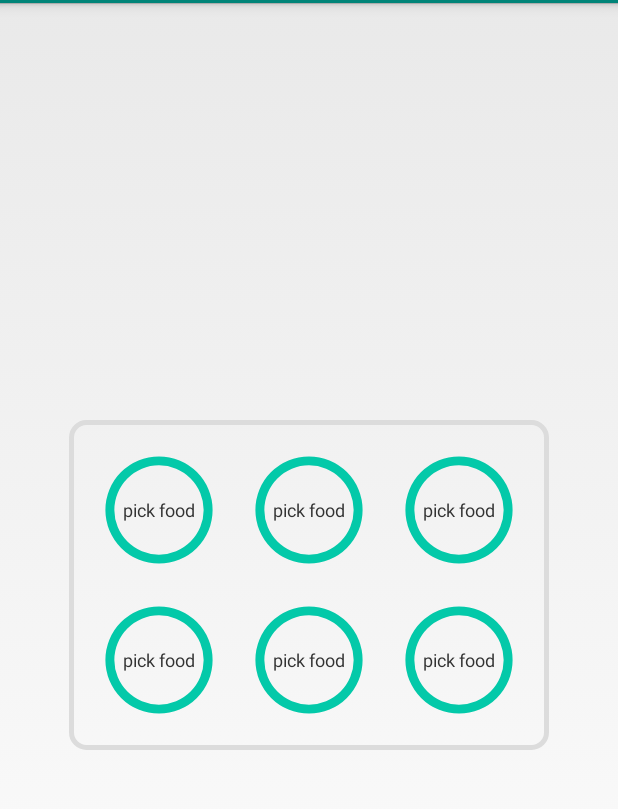
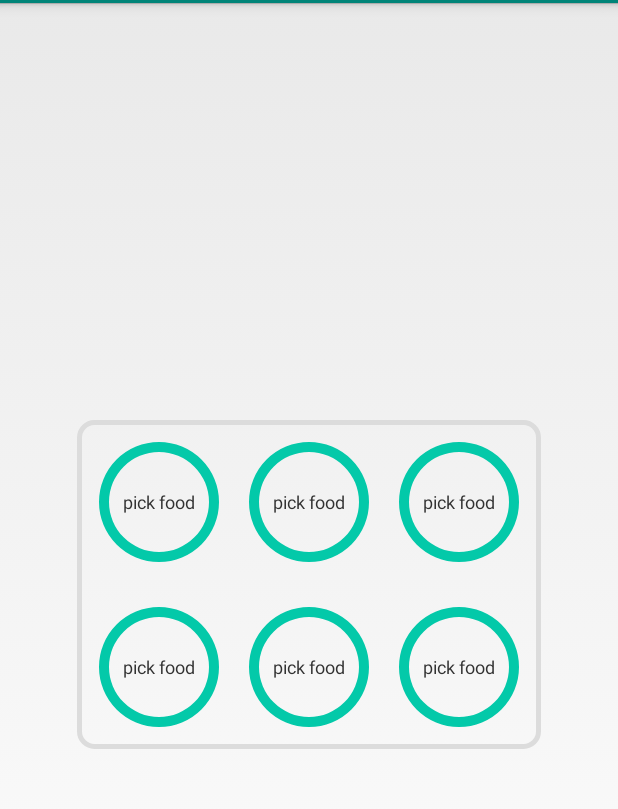
Before and after one commit to TomDoes/Kooktijden, an Android app: the fragment FragmentKookplaat6pits shown on its own in the app's theme, on a phone screen of 412 x 824 dp, the part 69-878 px from its top. Run offline under Robolectric (Android 15) with nearby library versions, the phone set to English and light mode, and no system bars.

Commit message:
awesome pawesome bezig geweest

```diff
--- a/app/src/main/java/com/tomdoesburg/kooktijden/FragmentKookplaat6pits.java
+++ b/app/src/main/java/com/tomdoesburg/kooktijden/FragmentKookplaat6pits.java
@@ -30,67 +30,58 @@ public class FragmentKookplaat6pits extends Fragment {
 
         //kookplaat 1
         View kookplaat1view = getView().findViewById(R.id.kookplaat1);
+        View plusminbuttons = getView().findViewById(R.id.plus_min_buttons);
         ProgressBar kookplaat1_progress = (ProgressBar) kookplaat1view.findViewById(R.id.kookplaat);
         TextView kookplaat1_text = (TextView) kookplaat1view.findViewById(R.id.kookplaatText);
-        Button kookplaat1_plus = (Button) kookplaat1view.findViewById(R.id.buttonTimerPlus);
-        Button kookplaat1_min = (Button) kookplaat1view.findViewById(R.id.buttonTimerMin);
+        Button kookplaat_plus = (Button) plusminbuttons.findViewById(R.id.buttonTimerPlus);
+        Button kookplaat_min = (Button) plusminbuttons.findViewById(R.id.buttonTimerMin);
 
         TimerHelper timerHelper1 = new TimerHelper();
-        timerHelper1.init(kookplaat1_progress,kookplaat1_text,kookplaat1_plus,kookplaat1_min);
+        timerHelper1.init(getActivity().getApplicationContext(),kookplaat1_progress,kookplaat1_text,kookplaat_plus,kookplaat_min);
 
 
         //kookplaat 2
         View kookplaat2view = getView().findViewById(R.id.kookplaat2);
         ProgressBar kookplaat2_progress = (ProgressBar) kookplaat2view.findViewById(R.id.kookplaat);
         TextView kookplaat2_text = (TextView) kookplaat2view.findViewById(R.id.kookplaatText);
-        Button kookplaat2_plus = (Button) kookplaat2view.findViewById(R.id.buttonTimerPlus);
-        Button kookplaat2_min = (Button) kookplaat2view.findViewById(R.id.buttonTimerMin);
 
         TimerHelper timerHelper2 = new TimerHelper();
-        timerHelper2.init(kookplaat2_progress,kookplaat2_text,kookplaat2_plus,kookplaat2_min);
+        timerHelper2.init(getActivity().getApplicationContext(),kookplaat2_progress,kookplaat2_text,kookplaat_plus,kookplaat_min);
 
 
         //kookplaat 3
         View kookplaat3view = getView().findViewById(R.id.kookplaat3);
         ProgressBar kookplaat3_progress = (ProgressBar) kookplaat3view.findViewById(R.id.kookplaat);
         TextView kookplaat3_text = (TextView) kookplaat3view.findViewById(R.id.kookplaatText);
-        Button kookplaat3_plus = (Button) kookplaat3view.findViewById(R.id.buttonTimerPlus);
-        Button kookplaat3_min = (Button) kookplaat3view.findViewById(R.id.buttonTimerMin);
 
         TimerHelper timerHelper3 = new TimerHelper();
-        timerHelper3.init(kookplaat3_progress,kookplaat3_text,kookplaat3_plus,kookplaat3_min);
+        timerHelper3.init(getActivity().getApplicationContext(),kookplaat3_progress,kookplaat3_text,kookplaat_plus,kookplaat_min);
 
 
         //kookplaat 4
         View kookplaat4view = getView().findViewById(R.id.kookplaat4);
         ProgressBar kookplaat4_progress = (ProgressBar) kookplaat4view.findViewById(R.id.kookplaat);
         TextView kookplaat4_text = (TextView) kookplaat4view.findViewById(R.id.kookplaatText);
-        Button kookplaat4_plus = (Button) kookplaat4view.findViewById(R.id.buttonTimerPlus);
-        Button kookplaat4_min = (Button) kookplaat4view.findViewById(R.id.buttonTimerMin);
 
         TimerHelper timerHelper4 = new TimerHelper();
-        timerHelper4.init(kookplaat4_progress,kookplaat4_text,kookplaat4_plus,kookplaat4_min);
+        timerHelper4.init(getActivity().getApplicationContext(),kookplaat4_progress,kookplaat4_text,kookplaat_plus,kookplaat_min);
 
 
         //kookplaat 5
         View kookplaat5view = getView().findViewById(R.id.kookplaat5);
         ProgressBar kookplaat5_progress = (ProgressBar) kookplaat5view.findViewById(R.id.kookplaat);
         TextView kookplaat5_text = (TextView) kookplaat5view.findViewById(R.id.kookplaatText);
-        Button kookplaat5_plus = (Button) kookplaat5view.findViewById(R.id.buttonTimerPlus);
-        Button kookplaat5_min = (Button) kookplaat5view.findViewById(R.id.buttonTimerMin);
 
         TimerHelper timerHelper5 = new TimerHelper();
-        timerHelper5.init(kookplaat5_progress,kookplaat5_text,kookplaat5_plus,kookplaat5_min);
+        timerHelper5.init(getActivity().getApplicationContext(),kookplaat5_progress,kookplaat5_text,kookplaat_plus,kookplaat_min);
 
 
         //kookplaat 6
         View kookplaat6view = getView().findViewById(R.id.kookplaat6);
         ProgressBar kookplaat6_progress = (ProgressBar) kookplaat6view.findViewById(R.id.kookplaat);
         TextView kookplaat6_text = (TextView) kookplaat6view.findViewById(R.id.kookplaatText);
-        Button kookplaat6_plus = (Button) kookplaat6view.findViewById(R.id.buttonTimerPlus);
-        Button kookplaat6_min = (Button) kookplaat6view.findViewById(R.id.buttonTimerMin);
 
         TimerHelper timerHelper6 = new TimerHelper();
-        timerHelper6.init(kookplaat6_progress,kookplaat6_text,kookplaat6_plus,kookplaat6_min);
+        timerHelper6.init(getActivity().getApplicationContext(),kookplaat6_progress,kookplaat6_text,kookplaat_plus,kookplaat_min);
     }
 }
--- a/app/src/main/java/com/tomdoesburg/kooktijden/TimerHelper.java
+++ b/app/src/main/java/com/tomdoesburg/kooktijden/TimerHelper.java
@@ -5,6 +5,8 @@ import android.media.MediaPlayer;
 import android.os.CountDownTimer;
 import android.os.Vibrator;
 import android.view.View;
+import android.view.animation.Animation;
+import android.view.animation.AnimationUtils;
 import android.widget.Button;
 import android.widget.ProgressBar;
 import android.widget.TextView;
@@ -17,13 +19,16 @@ public class TimerHelper {
     boolean timerRunning;
     MediaPlayer mediaPlayer;
 
-    void init(final ProgressBar progress, final TextView text,final Button plusButton, final Button minButton) {
+    void init(final Context context, final ProgressBar progress, final TextView text,final Button plusButton, final Button minButton) {
 
         final int timeSeconds = 10;
 
         progress.setOnClickListener(new View.OnClickListener() {
             @Override
             public void onClick(View view) {
+
+                Animation anim = AnimationUtils.loadAnimation(context, R.anim.highlight_zoom);
+                progress.startAnimation(anim);
 
                 plusButton.setVisibility(View.VISIBLE);
                 minButton.setVisibility(View.VISIBLE);
--- /dev/null
+++ b/app/src/main/res/anim/highlight_zoom.xml
@@ -0,0 +1,28 @@
+<?xml version="1.0" encoding="utf-8"?>
+
+<set xmlns:android="http://schemas.android.com/apk/res/android"
+    android:fillAfter="true" >
+
+    <scale
+        xmlns:android="http://schemas.android.com/apk/res/android"
+        android:duration="200"
+        android:fromXScale="1.0"
+        android:fromYScale="1.0"
+        android:pivotX="50%"
+        android:pivotY="50%"
+        android:toXScale="0.25"
+        android:toYScale="0.25" >
+    </scale>
+
+    <scale
+        xmlns:android="http://schemas.android.com/apk/res/android"
+        android:duration="200"
+        android:fromXScale="1"
+        android:fromYScale="1"
+        android:pivotX="50%"
+        android:pivotY="50%"
+        android:toXScale="4"
+        android:toYScale="4" >
+    </scale>
+
+</set>
--- a/app/src/main/res/drawable/rounded_corners.xml
+++ b/app/src/main/res/drawable/rounded_corners.xml
@@ -16,10 +16,10 @@
 
     <!-- If you want to add some padding -->
     <padding
-        android:left="10dp"
-        android:top="10dp"
-        android:right="10dp"
-        android:bottom="10dp"    >
+        android:left="5dp"
+        android:top="5dp"
+        android:right="5dp"
+        android:bottom="5dp"    >
     </padding>
 
     <!-- Here is the corner radius -->
--- a/app/src/main/res/layout/kookplaat6pits.xml
+++ b/app/src/main/res/layout/kookplaat6pits.xml
@@ -11,6 +11,7 @@
     <!-- Created by Joost on 1/7/14. -->
 
     <RelativeLayout
+        android:id="@+id/rellayout"
         android:layout_width="wrap_content"
         android:layout_height="wrap_content"
         android:background="@drawable/rounded_corners"
@@ -37,12 +38,14 @@
             android:id="@+id/kookplaat4"
             android:layout_width="wrap_content"
             android:layout_height="wrap_content"
+            android:layout_marginTop="10dp"
             android:layout_below="@id/kookplaat1"/>
 
         <include layout="@layout/single_kookplaat"
             android:id="@+id/kookplaat5"
             android:layout_width="wrap_content"
             android:layout_height="wrap_content"
+            android:layout_marginTop="10dp"
             android:layout_toRightOf="@+id/kookplaat1"
             android:layout_below="@id/kookplaat2"/>
 
@@ -50,10 +53,18 @@
             android:id="@+id/kookplaat6"
             android:layout_width="wrap_content"
             android:layout_height="wrap_content"
+            android:layout_marginTop="10dp"
             android:layout_toRightOf="@+id/kookplaat2"
             android:layout_below="@id/kookplaat3"/>
 
-
     </RelativeLayout>
 
+    <include layout="@layout/plus_min_buttons"
+        android:id="@+id/plus_min_buttons"
+        android:layout_above="@id/rellayout"
+        android:layout_height="wrap_content"
+        android:layout_width="wrap_content"
+        android:layout_centerHorizontal="true"
+        android:layout_marginBottom="10dp"/>
+
 </RelativeLayout>
--- /dev/null
+++ b/app/src/main/res/layout/plus_min_buttons.xml
@@ -0,0 +1,26 @@
+<?xml version="1.0" encoding="utf-8"?>
+
+<LinearLayout
+    xmlns:android="http://schemas.android.com/apk/res/android"
+    android:layout_width="fill_parent"
+    android:layout_height="match_parent">
+
+    <Button
+        android:id="@+id/buttonTimerMin"
+        android:layout_width="wrap_content"
+        android:layout_height="wrap_content"
+        android:visibility="invisible"
+        android:background="@android:color/transparent"
+        android:textColor="@color/gray_dark"
+        android:text="-1"/>
+
+    <Button
+        android:id="@+id/buttonTimerPlus"
+        android:layout_width="wrap_content"
+        android:layout_height="wrap_content"
+        android:visibility="invisible"
+        android:background="@android:color/transparent"
+        android:textColor="@color/gray_dark"
+        android:text="+1"/>
+
+</LinearLayout>
--- a/app/src/main/res/layout/single_kookplaat.xml
+++ b/app/src/main/res/layout/single_kookplaat.xml
@@ -9,7 +9,6 @@
         style="?android:attr/progressBarStyleHorizontal"
         android:layout_width="100dip"
         android:layout_height="100dip"
-        android:padding="5dp"
         android:indeterminate="false"
         android:progressDrawable="@drawable/customprogressbar"/>
 
@@ -25,32 +24,4 @@
         android:textSize="12dp"
         android:text="pick food" />
 
-    <Button
-        android:id="@+id/buttonTimerMin"
-        android:layout_width="50dp"
-        android:paddingBottom="10dp"
-        android:paddingRight="15dp"
-        android:layout_height="wrap_content"
-        android:layout_alignTop="@+id/kookplaat"
-        android:layout_alignLeft="@+id/kookplaat"
-        android:visibility="invisible"
-        android:background="@android:color/transparent"
-        android:textColor="@color/gray_dark"
-        android:textSize="12dp"
-        android:text="-1"/>
-
-    <Button
-        android:id="@+id/buttonTimerPlus"
-        android:layout_width="50dp"
-        android:paddingBottom="10dp"
-        android:paddingLeft="15dp"
-        android:layout_height="wrap_content"
-        android:layout_alignTop="@+id/kookplaat"
-        android:layout_alignRight="@+id/kookplaat"
-        android:visibility="invisible"
-        android:background="@android:color/transparent"
-        android:textColor="@color/gray_dark"
-        android:textSize="12dp"
-        android:text="+1"/>
-
 </RelativeLayout>
```
Also changed, not shown: app/src/main/java/com/tomdoesburg/kooktijden/FragmentKookplaat1pits.java (+5 -6 lines), app/src/main/java/com/tomdoesburg/kooktijden/FragmentKookplaat2pits.java (+5 -6 lines), app/src/main/java/com/tomdoesburg/kooktijden/FragmentKookplaat4pits.java (+8 -12 lines), app/src/main/java/com/tomdoesburg/kooktijden/FragmentKookplaat5pits.java (+9 -15 lines), app/src/main/res/layout/kookplaat1pits.xml (+9 -0 lines), app/src/main/res/layout/kookplaat2pits.xml (+12 -2 lines), app/src/main/res/layout/kookplaat4pits.xml (+9 -0 lines), app/src/main/res/layout/kookplaat5pits.xml (+11 -2 lines).
